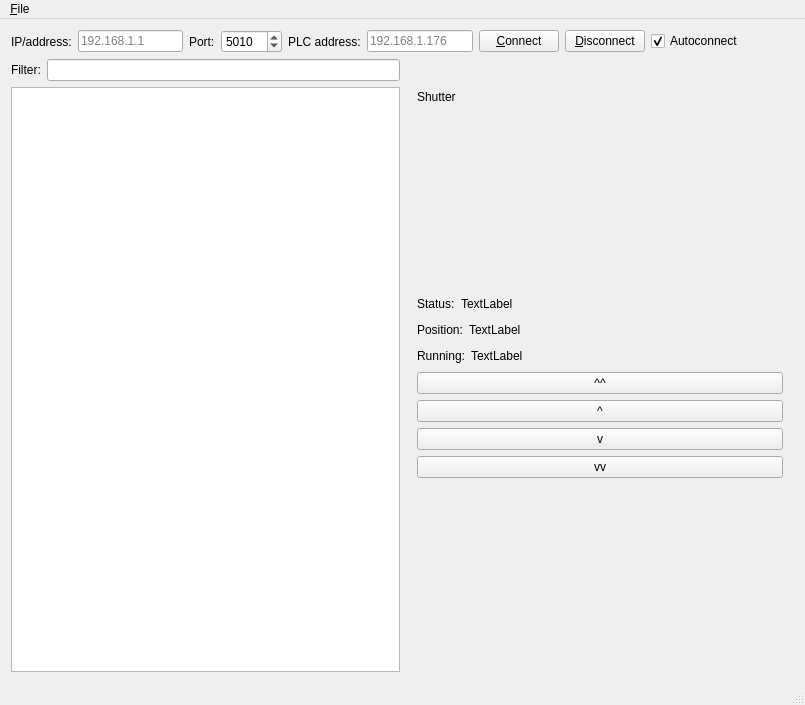
The window that mainwindow.ui (jirislaby/ifoxtrot-qt) describes before a commit, drawn with Qt 5.
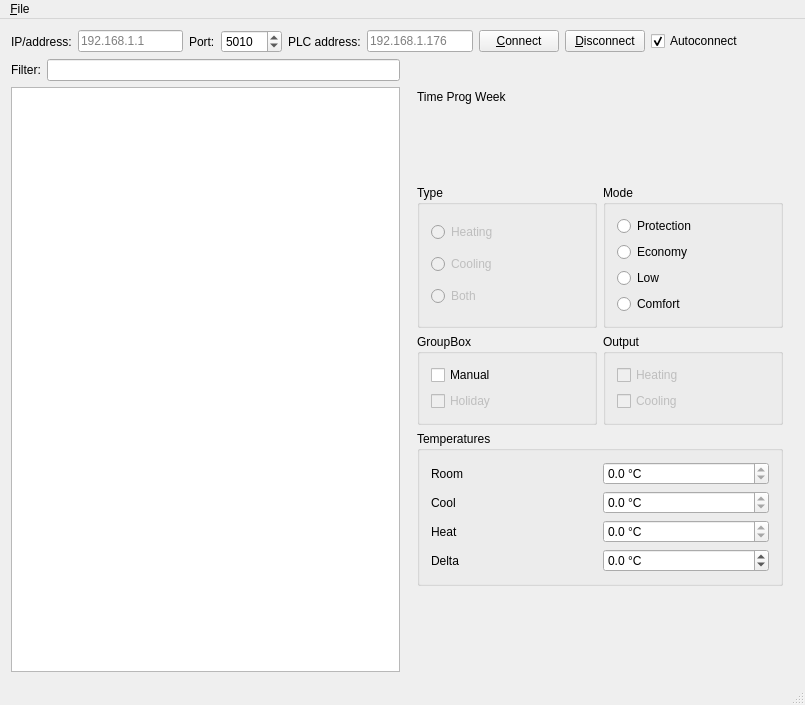
The same window after the commit.

What changed in the file:
```diff
--- a/mainwindow.ui
+++ b/mainwindow.ui
@@ -162,7 +162,7 @@
            <bool>true</bool>
           </property>
           <property name="currentIndex">
-           <number>3</number>
+           <number>6</number>
           </property>
           <widget class="QWidget" name="page_EMPTY"/>
           <widget class="QWidget" name="page_LIGHT">
@@ -624,6 +624,296 @@
             </item>
            </layout>
           </widget>
+          <widget class="QWidget" name="page_TPW">
+           <layout class="QVBoxLayout" name="verticalLayout_9">
+            <item>
+             <widget class="QLabel" name="labelThermostat">
+              <property name="text">
+               <string>Time Prog Week</string>
+              </property>
+             </widget>
+            </item>
+            <item>
+             <spacer name="verticalSpacer_11">
+              <property name="orientation">
+               <enum>Qt::Vertical</enum>
+              </property>
+              <property name="sizeHint" stdset="0">
+               <size>
+                <width>20</width>
+                <height>50</height>
+               </size>
+              </property>
+             </spacer>
+            </item>
+            <item>
+             <layout class="QHBoxLayout" name="horizontalLayout_10">
+              <item>
+               <widget class="QGroupBox" name="groupBox">
+                <property name="enabled">
+                 <bool>true</bool>
+                </property>
+                <property name="title">
+                 <string>Type</string>
+                </property>
+                <layout class="QVBoxLayout" name="verticalLayout_10">
+                 <item>
+                  <widget class="QRadioButton" name="TPW_RB_heat">
+                   <property name="enabled">
+                    <bool>false</bool>
+                   </property>
+                   <property name="text">
+                    <string>Heating</string>
+                   </property>
+                  </widget>
+                 </item>
+                 <item>
+                  <widget class="QRadioButton" name="TPW_RB_cool">
+                   <property name="enabled">
+                    <bool>false</bool>
+                   </property>
+                   <property name="text">
+                    <string>Cooling</string>
+                   </property>
+                  </widget>
+                 </item>
+                 <item>
+                  <widget class="QRadioButton" name="TPW_RB_both">
+                   <property name="enabled">
+                    <bool>false</bool>
+                   </property>
+                   <property name="text">
+                    <string>Both</string>
+                   </property>
+                  </widget>
+                 </item>
+                </layout>
+               </widget>
+              </item>
+              <item>
+               <widget class="QGroupBox" name="groupBox_2">
+                <property name="title">
+                 <string>Mode</string>
+                </property>
+                <layout class="QVBoxLayout" name="verticalLayout_11">
+                 <item>
+                  <widget class="QRadioButton" name="TPW_RB_prot">
+                   <property name="text">
+                    <string>Protection</string>
+                   </property>
+                  </widget>
+                 </item>
+                 <item>
+                  <widget class="QRadioButton" name="TPW_RB_eco">
+                   <property name="text">
+                    <string>Economy</string>
+                   </property>
+                  </widget>
+                 </item>
+                 <item>
+                  <widget class="QRadioButton" name="TPW_RB_low">
+                   <property name="text">
+                    <string>Low</string>
+                   </property>
+                  </widget>
+                 </item>
+                 <item>
+                  <widget class="QRadioButton" name="TPW_RB_comf">
+                   <property name="text">
+                    <string>Comfort</string>
+                   </property>
+                  </widget>
+                 </item>
+                </layout>
+               </widget>
+              </item>
+             </layout>
+            </item>
+            <item>
+             <layout class="QHBoxLayout" name="horizontalLayout_8">
+              <item>
+               <widget class="QGroupBox" name="groupBox_4">
+                <property name="title">
+                 <string>GroupBox</string>
+                </property>
+                <layout class="QVBoxLayout" name="verticalLayout_12">
+                 <item>
+                  <widget class="QCheckBox" name="TPW_CB_manual">
+                   <property name="text">
+                    <string>Manual</string>
+                   </property>
+                  </widget>
+                 </item>
+                 <item>
+                  <widget class="QCheckBox" name="TPW_CB_holiday">
+                   <property name="enabled">
+                    <bool>false</bool>
+                   </property>
+                   <property name="text">
+                    <string>Holiday</string>
+                   </property>
+                  </widget>
+                 </item>
+                </layout>
+               </widget>
+              </item>
+              <item>
+               <widget class="QGroupBox" name="groupBox_5">
+                <property name="title">
+                 <string>Output</string>
+                </property>
+                <layout class="QVBoxLayout" name="verticalLayout_13">
+                 <item>
+                  <widget class="QCheckBox" name="TPW_CB_heat">
+                   <property name="enabled">
+                    <bool>false</bool>
+                   </property>
+                   <property name="text">
+                    <string>Heating</string>
+                   </property>
+                  </widget>
+                 </item>
+                 <item>
+                  <widget class="QCheckBox" name="TPW_CB_cool">
+                   <property name="enabled">
+                    <bool>false</bool>
+                   </property>
+                   <property name="text">
+                    <string>Cooling</string>
+                   </property>
+                  </widget>
+                 </item>
+                </layout>
+               </widget>
+              </item>
+             </layout>
+            </item>
+            <item>
+             <widget class="QGroupBox" name="groupBox_3">
+              <property name="title">
+               <string>Temperatures</string>
+              </property>
+              <layout class="QVBoxLayout" name="verticalLayout_14">
+               <item>
+                <layout class="QHBoxLayout" name="horizontalLayout_13">
+                 <item>
+                  <widget class="QLabel" name="TPW_label_room">
+                   <property name="text">
+                    <string>Room</string>
+                   </property>
+                  </widget>
+                 </item>
+                 <item>
+                  <widget class="QDoubleSpinBox" name="TPW_SB_room">
+                   <property name="readOnly">
+                    <bool>true</bool>
+                   </property>
+                   <property name="suffix">
+                    <string> °C</string>
+                   </property>
+                   <property name="decimals">
+                    <number>1</number>
+                   </property>
+                  </widget>
+                 </item>
+                </layout>
+               </item>
+               <item>
+                <layout class="QHBoxLayout" name="horizontalLayout_11">
+                 <item>
+                  <widget class="QLabel" name="TPW_label_cool">
+                   <property name="text">
+                    <string>Cool</string>
+                   </property>
+                  </widget>
+                 </item>
+                 <item>
+                  <widget class="QDoubleSpinBox" name="TPW_SB_cool">
+                   <property name="readOnly">
+                    <bool>true</bool>
+                   </property>
+                   <property name="suffix">
+                    <string> °C</string>
+                   </property>
+                   <property name="decimals">
+                    <number>1</number>
+                   </property>
+                  </widget>
+                 </item>
+                </layout>
+               </item>
+               <item>
+                <layout class="QHBoxLayout" name="horizontalLayout_12">
+                 <item>
+                  <widget class="QLabel" name="TPW_label_heat">
+                   <property name="text">
+                    <string>Heat</string>
+                   </property>
+                  </widget>
+                 </item>
+                 <item>
+                  <widget class="QDoubleSpinBox" name="TPW_SB_heat">
+                   <property name="readOnly">
+                    <bool>true</bool>
+                   </property>
+                   <property name="suffix">
+                    <string> °C</string>
+                   </property>
+                   <property name="decimals">
+                    <number>1</number>
+                   </property>
+                  </widget>
+                 </item>
+                </layout>
+               </item>
+               <item>
+                <layout class="QHBoxLayout" name="horizontalLayout_14">
+                 <item>
+                  <widget class="QLabel" name="TPW_label_delta">
+                   <property name="text">
+                    <string>Delta</string>
+                   </property>
+                  </widget>
+                 </item>
+                 <item>
+                  <widget class="QDoubleSpinBox" name="TPW_SB_delta">
+                   <property name="suffix">
+                    <string> °C</string>
+                   </property>
+                   <property name="decimals">
+                    <number>1</number>
+                   </property>
+                   <property name="minimum">
+                    <double>-5.000000000000000</double>
+                   </property>
+                   <property name="maximum">
+                    <double>5.000000000000000</double>
+                   </property>
+                   <property name="singleStep">
+                    <double>0.500000000000000</double>
+                   </property>
+                  </widget>
+                 </item>
+                </layout>
+               </item>
+              </layout>
+             </widget>
+            </item>
+            <item>
+             <spacer name="verticalSpacer_12">
+              <property name="orientation">
+               <enum>Qt::Vertical</enum>
+              </property>
+              <property name="sizeHint" stdset="0">
+               <size>
+                <width>20</width>
+                <height>40</height>
+               </size>
+              </property>
+             </spacer>
+            </item>
+           </layout>
+          </widget>
          </widget>
         </item>
        </layout>
```
Left out of the diff: 36 changed lines with no effect on the pictures.
